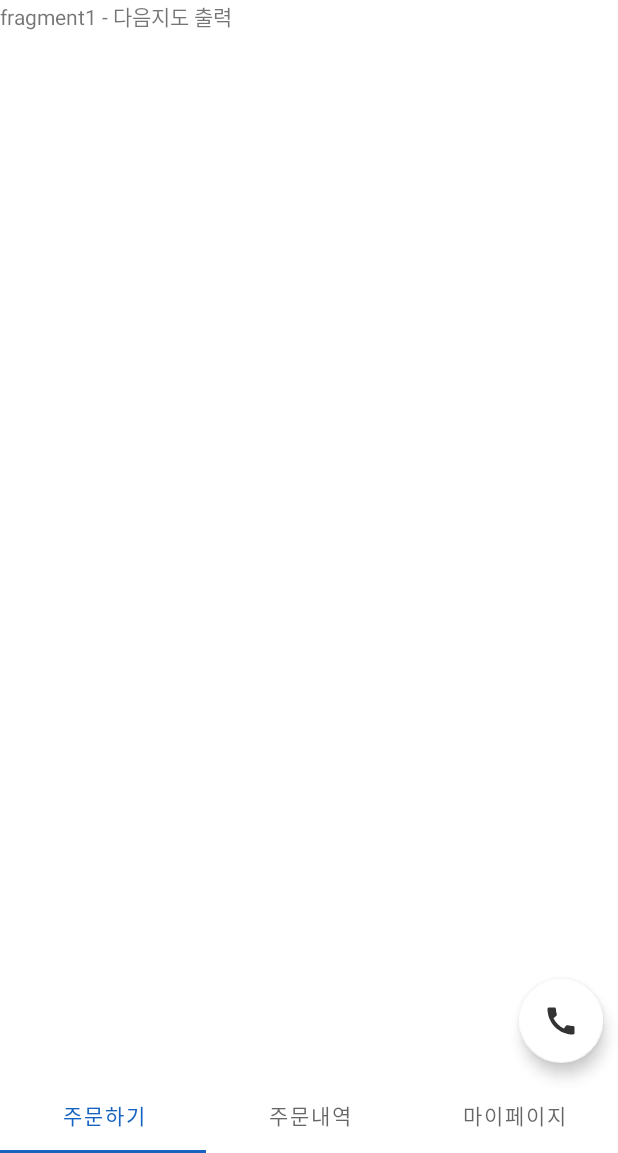
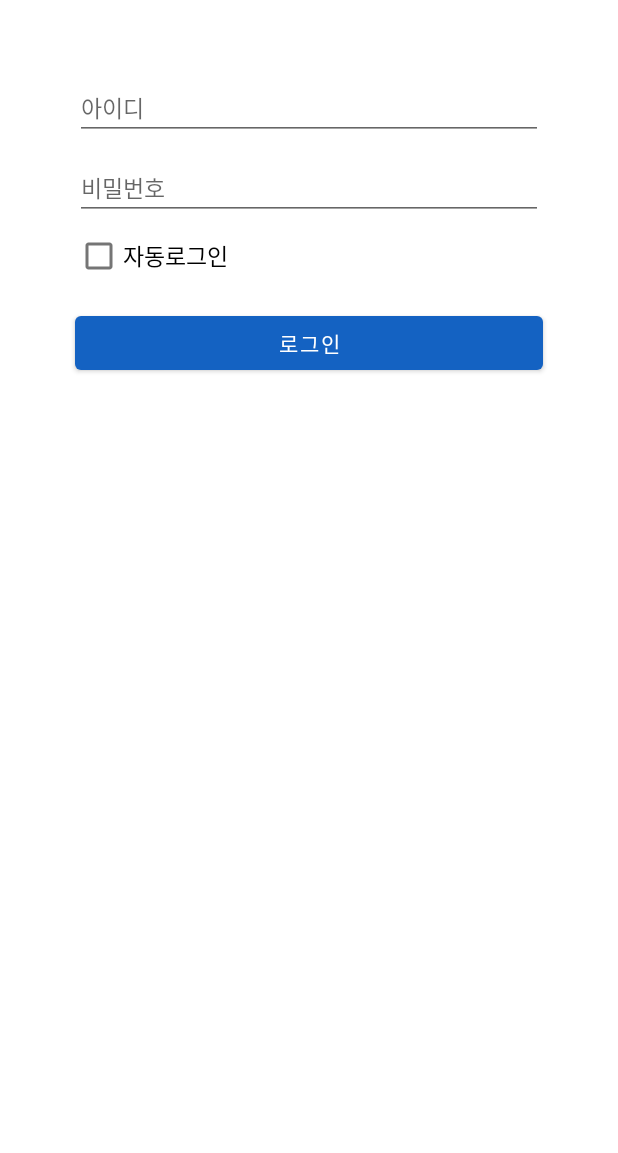
Before and after one commit to hyeyoon98/Market, an Android app: the screen it shows after launch (MainActivity before the commit, LoginActivity after it), on a phone screen of 412 x 824 dp, the part 83-1236 px from its top. Run offline under Robolectric (Android 15) with nearby library versions, the phone set to English and light mode, and no system bars; our stand-ins replace Volley.

Commit message:
로그인 성공

```diff
--- a/app/build.gradle
+++ b/app/build.gradle
@@ -35,6 +35,7 @@ android {
 
 dependencies {
 
+    implementation 'com.android.volley:volley:1.1.1'
     implementation 'com.squareup.retrofit2:converter-gson:2.6.2'
     implementation 'com.squareup.retrofit2:retrofit:2.6.2'
     implementation 'com.google.code.gson:gson:2.8.5'
--- a/app/src/main/AndroidManifest.xml
+++ b/app/src/main/AndroidManifest.xml
@@ -3,6 +3,7 @@
     package="com.example.market">
     <uses-permission android:name="android.permission.INTERNET" />
     <uses-permission android:name="android.permission.CALL_PHONE"/>
+
 
     <application
         android:allowBackup="true"
@@ -11,7 +12,8 @@
         android:roundIcon="@mipmap/ic_launcher_round"
         android:supportsRtl="true"
         android:usesCleartextTraffic="true"
-        android:theme="@style/Theme.Market">
+        android:theme="@style/Theme.Market"
+        android:networkSecurityConfig="@xml/network_security_config">
         <activity android:name=".SplashActivity"
             android:screenOrientation="portrait">
             <intent-filter>
@@ -24,6 +26,7 @@
         <activity android:name=".OrderActivity"/>
         <activity android:name=".MyPageActivity"/>
         <activity android:name=".OrderHistoryActivity"/>
+        <activity android:name=".LoginActivity"/>
     </application>
 
 </manifest>
--- a/app/src/main/java/com/example/market/MainActivity.java
+++ b/app/src/main/java/com/example/market/MainActivity.java
@@ -48,52 +48,6 @@ public class MainActivity extends AppCompatActivity {
         setTabLayout();
         setViewPager();
         setCallButton();
-
-        //플로팅 버튼 (권한 설정)
-
-
-/*        //fragment 설정
-        FragmentTransaction fragmentTransaction = getSupportFragmentManager().beginTransaction();
-        fragmentTransaction.add(R.id.frame, OrderFragment.newInstance()).commit();
-
-        //하단바 버튼
-        LinearLayout btn_order = (LinearLayout) findViewById(R.id.order);
-        LinearLayout btn_orderHistory = (LinearLayout)findViewById(R.id.orderHistory);
-        LinearLayout btn_myPage = (LinearLayout)findViewById(R.id.myPage);
-
-        btn_order.setOnClickListener(new View.OnClickListener() {
-            @Override
-            public void onClick(View v) {
-                FragmentTransaction transaction = getSupportFragmentManager().beginTransaction();
-                OrderFragment orderFragment = new OrderFragment();
-                transaction.replace(R.id.frame, orderFragment);
-                transaction.commit();
-                Intent intentOrder = new Intent(MainActivity.this, OrderActivity.class);
-                startActivity(intentOrder);
-            }
-        });
-
-        btn_orderHistory.setOnClickListener(new View.OnClickListener() {
-            @Override
-            public void onClick(View v) {
-                FragmentTransaction transaction = getSupportFragmentManager().beginTransaction();
-                OrderHistoryFragment orderHistoryFragment = new OrderHistoryFragment();
-                transaction.replace(R.id.frame, orderHistoryFragment);
-                transaction.commit();
-
-            }
-        });
-
-        btn_myPage.setOnClickListener(new View.OnClickListener() {
-            @Override
-            public void onClick(View v) {
-                FragmentTransaction transaction = getSupportFragmentManager().beginTransaction();
-                MyPageFragment myPageFragment = new MyPageFragment();
-                transaction.replace(R.id.frame, myPageFragment);
-                transaction.commit();
-            }
-        });
-*/
     }
 
     public void onRequestPermissionsResult(int requestCode, String permission[], int[] grantResults){
--- a/app/src/main/java/com/example/market/SplashActivity.java
+++ b/app/src/main/java/com/example/market/SplashActivity.java
@@ -55,7 +55,7 @@ public class SplashActivity extends Activity {
 
         @Override
         public void run() {
-            startActivity(new Intent(getApplication(), MainActivity.class));
+            startActivity(new Intent(getApplication(), LoginActivity.class));
             SplashActivity.this.finish();
         }
     }
--- /dev/null
+++ b/app/src/main/res/layout/activity_login.xml
@@ -0,0 +1,80 @@
+<?xml version="1.0" encoding="utf-8"?>
+
+<androidx.appcompat.widget.LinearLayoutCompat xmlns:android="http://schemas.android.com/apk/res/android"
+    android:layout_width="match_parent"
+    android:layout_height="match_parent"
+    xmlns:app="http://schemas.android.com/apk/res-auto"
+    android:orientation="vertical">
+
+    <include
+        android:id="@+id/toolbar_home"
+        layout="@layout/toolbar"/>
+
+    <androidx.constraintlayout.widget.ConstraintLayout
+        android:layout_width="match_parent"
+        android:layout_height="wrap_content"
+        android:background="@android:color/white"
+        android:focusableInTouchMode="true"
+        android:focusable="true">
+
+        <EditText
+            android:id="@+id/insert_id"
+            android:layout_width="0dp"
+            android:layout_height="wrap_content"
+            android:layout_marginTop="50dp"
+            android:layout_marginStart="50dp"
+            android:layout_marginEnd="50dp"
+            android:textSize="15dp"
+            android:textColor="@android:color/background_dark"
+            android:includeFontPadding="false"
+            android:hint="아이디"
+            android:gravity="center|start"
+            app:layout_constraintStart_toStartOf="parent"
+            app:layout_constraintEnd_toEndOf="parent"
+            app:layout_constraintTop_toTopOf="parent"
+            android:maxLines="1"
+            android:imeOptions="actionDone"/>
+
+        <EditText
+            android:id="@+id/insert_password"
+            android:layout_width="0dp"
+            android:layout_height="wrap_content"
+            android:layout_marginTop="10dp"
+            android:layout_marginStart="50dp"
+            android:layout_marginEnd="50dp"
+            android:textSize="15dp"
+            android:textColor="@android:color/background_dark"
+            android:includeFontPadding="false"
+            android:hint="비밀번호"
+            android:gravity="center|start"
+            app:layout_constraintStart_toStartOf="parent"
+            app:layout_constraintEnd_toEndOf="parent"
+            app:layout_constraintTop_toBottomOf="@+id/insert_id"
+            android:maxLines="1"
+            android:imeOptions="actionDone"/>
+
+        <CheckBox
+            android:id="@+id/autoLogin"
+            android:layout_width="wrap_content"
+            android:layout_height="wrap_content"
+            android:text="자동로그인"
+            android:textSize="15dp"
+            app:layout_constraintTop_toBottomOf="@+id/insert_password"
+            app:layout_constraintStart_toStartOf="parent"
+            android:layout_marginLeft="50dp"/>
+
+        <Button
+            android:id="@+id/btn_login"
+            android:layout_width="0dp"
+            android:layout_height="wrap_content"
+            app:layout_constraintStart_toStartOf="parent"
+            app:layout_constraintTop_toBottomOf="@+id/autoLogin"
+            app:layout_constraintEnd_toEndOf="parent"
+            android:layout_marginStart="50dp"
+            android:layout_marginEnd="50dp"
+            android:layout_marginTop="10dp"
+            android:text="로그인"/>
+
+    </androidx.constraintlayout.widget.ConstraintLayout>
+
+</androidx.appcompat.widget.LinearLayoutCompat>
--- /dev/null
+++ b/app/src/main/res/xml/network_security_config.xml
@@ -0,0 +1,4 @@
+<?xml version="1.0" encoding="utf-8"?>
+<network-security-config xmlns:android="http://schemas.android.com/apk/res/android">
+    <base-config cleartextTrafficPermitted="true"/>
+</network-security-config>
```
Also changed, not shown: app/src/main/java/com/example/market/LoginActivity.java (added, +177 -0 lines), app/src/main/java/com/example/market/LoginRequest.java (added, +101 -0 lines).
